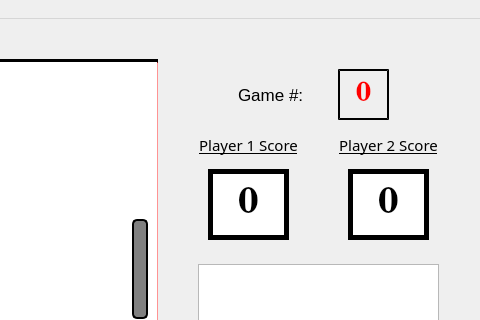
First picture: the form in mainwindow.ui, repository DavidLengel/SuperPong, before the edit; both pictures show x 552 to 1032 and y 0 to 320 of the 1032 by 544 pixel window.
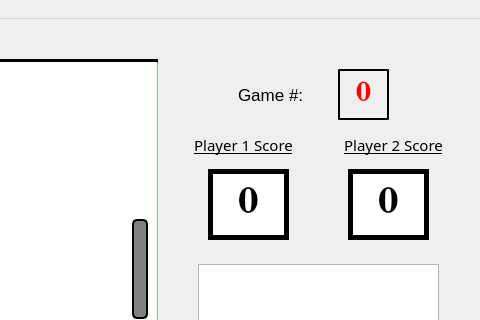
Second picture: the form after the edit. Icons and pictures are not drawn.

Commit message: Paddle bounds and scoring fix.

```diff
--- a/mainwindow.ui
+++ b/mainwindow.ui
@@ -510,9 +510,9 @@
    <widget class="QLabel" name="p1ScoreLabel">
     <property name="geometry">
      <rect>
-      <x>750</x>
+      <x>740</x>
       <y>110</y>
-      <width>101</width>
+      <width>111</width>
       <height>31</height>
      </rect>
     </property>
@@ -1013,7 +1013,7 @@
      <rect>
       <x>890</x>
       <y>110</y>
-      <width>101</width>
+      <width>111</width>
       <height>31</height>
      </rect>
     </property>
```
The commit also changes 1 other file.
